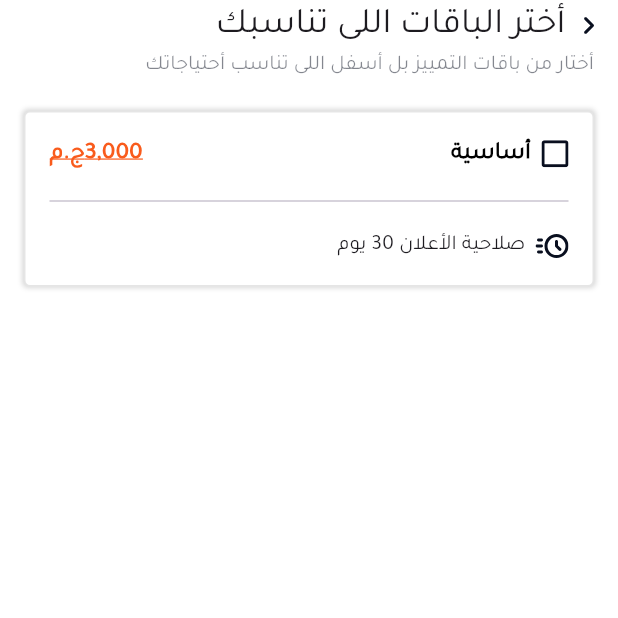
After one commit to ahmed-ehab-m/otexapptest, a Flutter app: the PLansView screen opened by its route, on a phone screen of 412 x 824 dp, the top half of it. The commit adds this screen. Run offline on Flutter 3.47's test engine with Material 3 defaults, Android fonts, the phone set to English and light mode, and no system bars; our stand-ins replace flutter_svg, go_router.

Commit message:
create custom app bar and custom plan contanier

```diff
--- a/lib/core/utils/app_router.dart
+++ b/lib/core/utils/app_router.dart
@@ -1,11 +1,17 @@
 import 'package:go_router/go_router.dart';
 import 'package:otexapptest/features/home/presentation/views/main_view.dart';
+import 'package:otexapptest/features/plans_selected/presentation/plans_view.dart';
 
 class AppRouter {
   static const String kMainView = '/';
+  static const String kHomeView = '/home_view';
+  static const String kPlansView = '/plans_view';
+
   static final router = GoRouter(
     routes: [
       GoRoute(path: kMainView, builder: (context, state) => const MainView()),
+      GoRoute(path: kHomeView, builder: (context, state) => const MainView()),
+      GoRoute(path: kPlansView, builder: (context, state) => const PLansView()),
     ],
   );
 }
--- a/lib/core/utils/app_text_styles.dart
+++ b/lib/core/utils/app_text_styles.dart
@@ -22,6 +22,12 @@ class AppTextStyles {
   static const TextStyle medium14 = TextStyle(
     fontSize: 14,
     fontWeight: FontWeight.w500,
+    // color: Colors.black,
+  );
+  static TextStyle regular14 = TextStyle(
+    fontSize: 14,
+    fontWeight: FontWeight.w400,
+    color: Color(0xff090F1F).withOpacity(0.5),
   );
   static const TextStyle medium12 = TextStyle(
     fontSize: 12,
--- a/lib/core/utils/assets.dart
+++ b/lib/core/utils/assets.dart
@@ -22,4 +22,10 @@ class Assets {
   static const String talaatMostafaIcon = "assets/images/talaatMostafa.png";
   static const String shoppingCartIcon = "assets/images/add_shopping_cart.svg";
   static const String companyBadgeIcon = "assets/images/Company Badge.svg";
+  //////////////////////Plans Icons////////////////////////////
+  static const String chevronRightIcon = "assets/images/chevron_right.svg";
+
+  static const String checkBoxIcon =
+      "assets/images/check_box_outline_blank.svg";
+  static const String acuteIcon = "assets/images/acute.svg";
 }
--- a/lib/features/home/presentation/views/widgets/home_view_app_bar.dart
+++ b/lib/features/home/presentation/views/widgets/home_view_app_bar.dart
@@ -1,5 +1,7 @@
 import 'package:flutter/cupertino.dart';
 import 'package:flutter/material.dart';
+import 'package:go_router/go_router.dart';
+import 'package:otexapptest/core/utils/app_router.dart';
 import 'package:otexapptest/core/utils/app_text_styles.dart';
 
 class HomeViewAppBar extends StatelessWidget {
@@ -15,7 +17,9 @@ class HomeViewAppBar extends StatelessWidget {
             IconButton(
               icon: const Icon(CupertinoIcons.arrow_left),
               color: Colors.black.withOpacity(0.5),
-              onPressed: () {},
+              onPressed: () {
+                GoRouter.of(context).push(AppRouter.kPlansView);
+              },
             ),
             Text(
               'الكل',
--- /dev/null
+++ b/lib/features/plans_selected/presentation/plans_view.dart
@@ -0,0 +1,12 @@
+import 'package:flutter/cupertino.dart';
+import 'package:flutter/material.dart';
+import 'package:otexapptest/features/plans_selected/presentation/views/widgets/plans_view_body.dart';
+
+class PLansView extends StatelessWidget {
+  const PLansView({super.key});
+
+  @override
+  Widget build(BuildContext context) {
+    return Scaffold(body: SafeArea(child: PlansViewBody()));
+  }
+}
--- /dev/null
+++ b/lib/features/plans_selected/presentation/views/widgets/custom_plan_container.dart
@@ -0,0 +1,28 @@
+import 'package:flutter/cupertino.dart';
+import 'package:flutter/material.dart' show Colors;
+
+class CustomPlanContainer extends StatelessWidget {
+  const CustomPlanContainer({super.key, required this.childWidget});
+  final Widget childWidget;
+  @override
+  Widget build(BuildContext context) {
+    return Container(
+      padding: EdgeInsets.all(16),
+      decoration: BoxDecoration(
+        boxShadow: [
+          BoxShadow(
+            color: Colors.black.withOpacity(0.15),
+            blurRadius: 2,
+            spreadRadius: 1,
+            offset: Offset(0, 0),
+          ),
+        ],
+        borderRadius: BorderRadius.circular(4),
+        border: Border.all(color: Colors.black.withOpacity(0.1)),
+        color: Colors.white,
+        // color: Colors.black.withOpacity(0.1),
+      ),
+      child: childWidget,
+    );
+  }
+}
--- /dev/null
+++ b/lib/features/plans_selected/presentation/views/widgets/extra_plan_item.dart
@@ -0,0 +1,10 @@
+import 'package:flutter/cupertino.dart';
+
+class ExtraPlanItem extends StatelessWidget {
+  const ExtraPlanItem({super.key});
+
+  @override
+  Widget build(BuildContext context) {
+    return const Placeholder();
+  }
+}
--- /dev/null
+++ b/lib/features/plans_selected/presentation/views/widgets/plan_item.dart
@@ -0,0 +1,67 @@
+import 'package:flutter/cupertino.dart';
+import 'package:flutter/material.dart';
+import 'package:flutter_svg/flutter_svg.dart';
+import 'package:otexapptest/core/utils/app_colors.dart';
+import 'package:otexapptest/core/utils/app_text_styles.dart';
+import 'package:otexapptest/core/utils/assets.dart';
+import 'package:otexapptest/features/plans_selected/presentation/views/widgets/custom_plan_container.dart';
+
+class BasicPlanItem extends StatelessWidget {
+  const BasicPlanItem({super.key});
+
+  @override
+  Widget build(BuildContext context) {
+    return CustomPlanContainer(
+      childWidget: Column(
+        spacing: 12,
+        children: [
+          Row(
+            mainAxisAlignment: MainAxisAlignment.spaceBetween,
+            children: [
+              Text(
+                "3,000ج.م",
+                textDirection: TextDirection.rtl,
+                style: AppTextStyles.bold16.copyWith(
+                  color: AppColors.secondaryLightColor,
+                  decoration: TextDecoration.underline,
+                  decorationColor: AppColors.secondaryLightColor,
+                  decorationStyle: TextDecorationStyle.solid,
+                ),
+              ),
+              Row(
+                children: [
+                  Text(
+                    "أساسية",
+                    textDirection: TextDirection.rtl,
+                    style: AppTextStyles.bold16,
+                  ),
+                  SizedBox(width: 7),
+                  SvgPicture.asset(Assets.checkBoxIcon),
+                  // Icon(
+                  //   // CupertinoIcons.square,
+                  //   CupertinoIcons.checkmark_square_fill,
+                  //   color: AppColors.primaryLightColor,
+                  //   size: 20,
+                  // ),
+                ],
+              ),
+            ],
+          ),
+          Divider(),
+          Row(
+            mainAxisAlignment: MainAxisAlignment.end,
+            children: [
+              Text(
+                "صلاحية الأعلان 30 يوم",
+                textDirection: TextDirection.rtl,
+                style: AppTextStyles.medium14,
+              ),
+              SizedBox(width: 7),
+              SvgPicture.asset(Assets.acuteIcon),
+            ],
+          ),
+        ],
+      ),
+    );
+  }
+}
--- /dev/null
+++ b/lib/features/plans_selected/presentation/views/widgets/plans_view_app_bar.dart
@@ -0,0 +1,34 @@
+import 'package:flutter/cupertino.dart';
+import 'package:flutter/material.dart';
+import 'package:flutter_svg/flutter_svg.dart';
+import 'package:otexapptest/core/utils/app_text_styles.dart';
+import 'package:otexapptest/core/utils/assets.dart';
+
+class PlansViewAppBar extends StatelessWidget {
+  const PlansViewAppBar({super.key});
+
+  @override
+  Widget build(BuildContext context) {
+    return Column(
+      crossAxisAlignment: CrossAxisAlignment.end,
+      children: [
+        Row(
+          mainAxisAlignment: MainAxisAlignment.end,
+          children: [
+            Row(
+              spacing: 12,
+              children: [
+                Text('أختر الباقات اللى تناسبك', style: AppTextStyles.medium24),
+                SvgPicture.asset(Assets.chevronRightIcon),
+              ],
+            ),
+          ],
+        ),
+        Text(
+          'أختار من باقات التمييز بل أسفل اللى تناسب أحتياجاتك',
+          style: AppTextStyles.regular14,
+        ),
+      ],
+    );
+  }
+}
--- /dev/null
+++ b/lib/features/plans_selected/presentation/views/widgets/plans_view_body.dart
@@ -0,0 +1,23 @@
+import 'package:flutter/cupertino.dart';
+import 'package:otexapptest/core/utils/constants.dart';
+import 'package:otexapptest/features/plans_selected/presentation/views/widgets/plan_item.dart';
+import 'package:otexapptest/features/plans_selected/presentation/views/widgets/plans_view_app_bar.dart';
+
+class PlansViewBody extends StatelessWidget {
+  const PlansViewBody({super.key});
+
+  @override
+  Widget build(BuildContext context) {
+    return Padding(
+      padding: const EdgeInsets.symmetric(horizontal: kHorizontalPadding),
+      child: Column(
+        children: [
+          PlansViewAppBar(),
+          const SizedBox(height: 20),
+          BasicPlanItem(),
+          // PlansListView(),
+        ],
+      ),
+    );
+  }
+}
```
Also changed, not shown: assets/images/chevron_right.svg (added).
